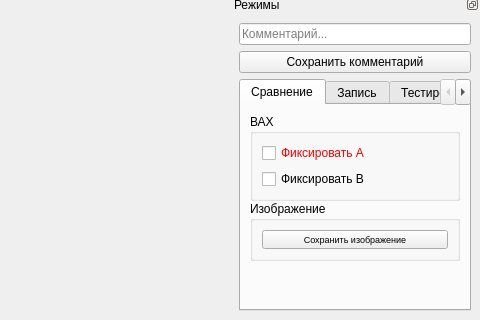
EPC-MSU/EPLab, file gui/mainwindow.ui: the form before one commit; both pictures show x 402 to 882 and y 801 to 1121 of the 882 by 1121 pixel window.
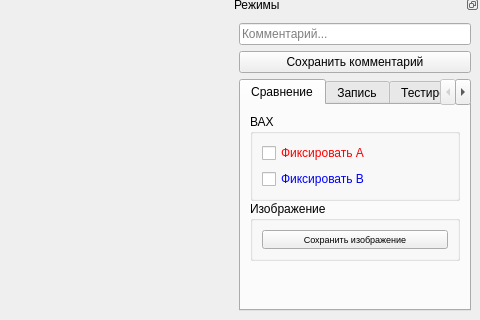
The form after the commit.

Commit message: Channel B color label fixed.

Diff of the .ui file:
```diff
--- a/gui/mainwindow.ui
+++ b/gui/mainwindow.ui
@@ -370,7 +370,7 @@
               <item>
                <widget class="QCheckBox" name="freeze_curve_b_check_box">
                 <property name="styleSheet">
-                 <string notr="true">color: rgb(0, 0, 0);</string>
+                 <string notr="true">color: rgb(0, 0, 255);</string>
                 </property>
                 <property name="text">
                  <string>Фиксировать B</string>
```
